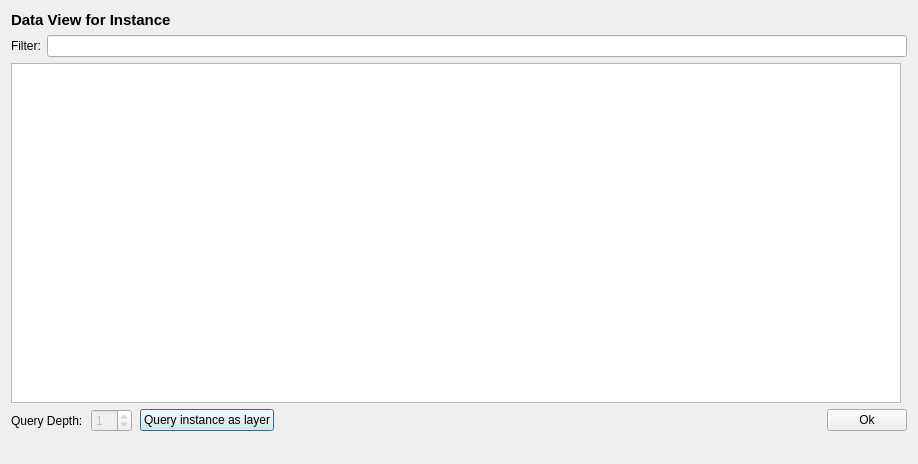
Old version of the form dialogs/ui/instancedatadialog.ui in the repository sparqlunicorn/sparqlunicornGoesGIS.
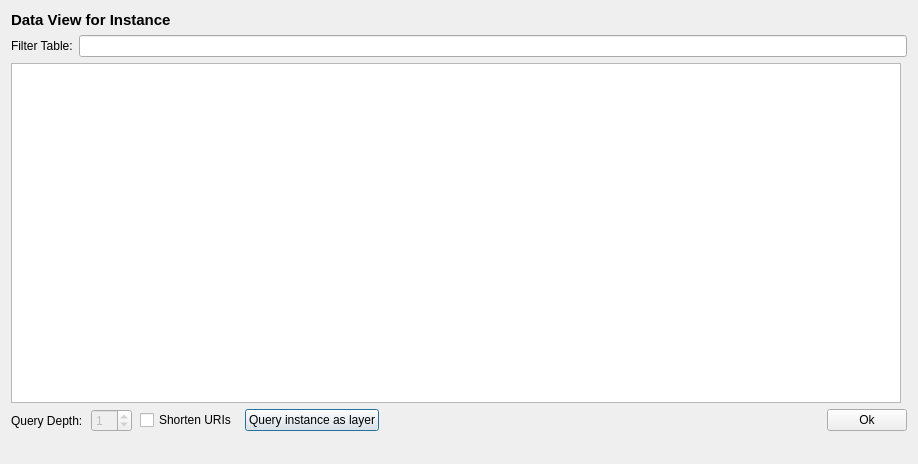
New version of the form. Custom widgets are drawn as their Qt base class.

```diff
--- a/dialogs/ui/instancedatadialog.ui
+++ b/dialogs/ui/instancedatadialog.ui
@@ -54,7 +54,7 @@
      <item>
       <widget class="QLabel" name="filterTableLabel">
        <property name="text">
-        <string>Filter:</string>
+        <string>Filter Table:</string>
        </property>
       </widget>
      </item>
@@ -111,6 +111,13 @@
        </property>
       </widget>
      </item>
+     <item>
+      <widget class="QCheckBox" name="shortenURICheckBox">
+       <property name="text">
+        <string>Shorten URIs</string>
+       </property>
+      </widget>
+     </item>
      <item>
       <widget class="QPushButton" name="queryInstanceLayerButton">
        <property name="enabled">
```
